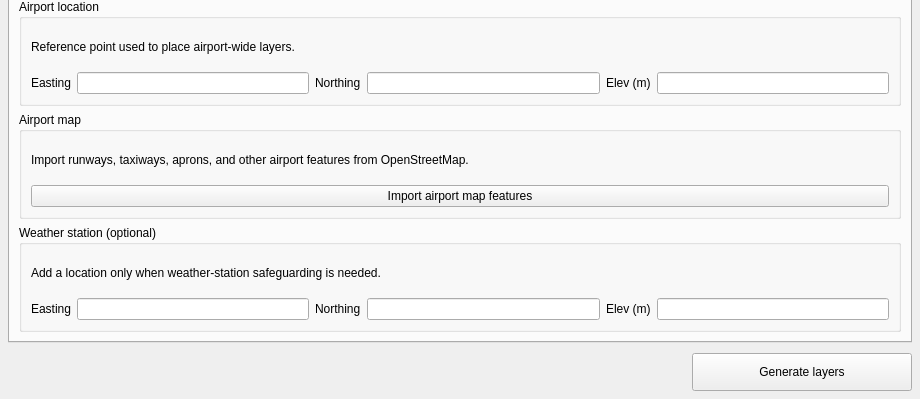
Before: the Qt Designer form safeguarding_builder_dialog_base.ui in camtodd1/prj-lucid, drawn with Qt 5; both pictures show x 0 to 920 and y 281 to 680 of the 920 by 680 pixel window.
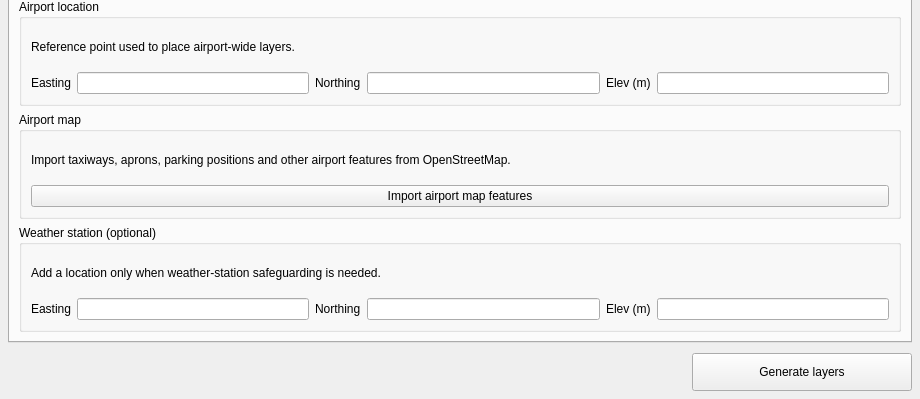
After: the same form once the commit is applied. Custom widgets are drawn as their Qt base class.

```diff
--- a/safeguarding_builder_dialog_base.ui
+++ b/safeguarding_builder_dialog_base.ui
@@ -406,7 +406,7 @@
           <item>
            <widget class="QLabel" name="label_airport_map_description">
             <property name="text">
-             <string>Import runways, taxiways, aprons, and other airport features from OpenStreetMap.</string>
+             <string>Import taxiways, aprons, parking positions and other airport features from OpenStreetMap.</string>
             </property>
             <property name="wordWrap">
              <bool>true</bool>
```
